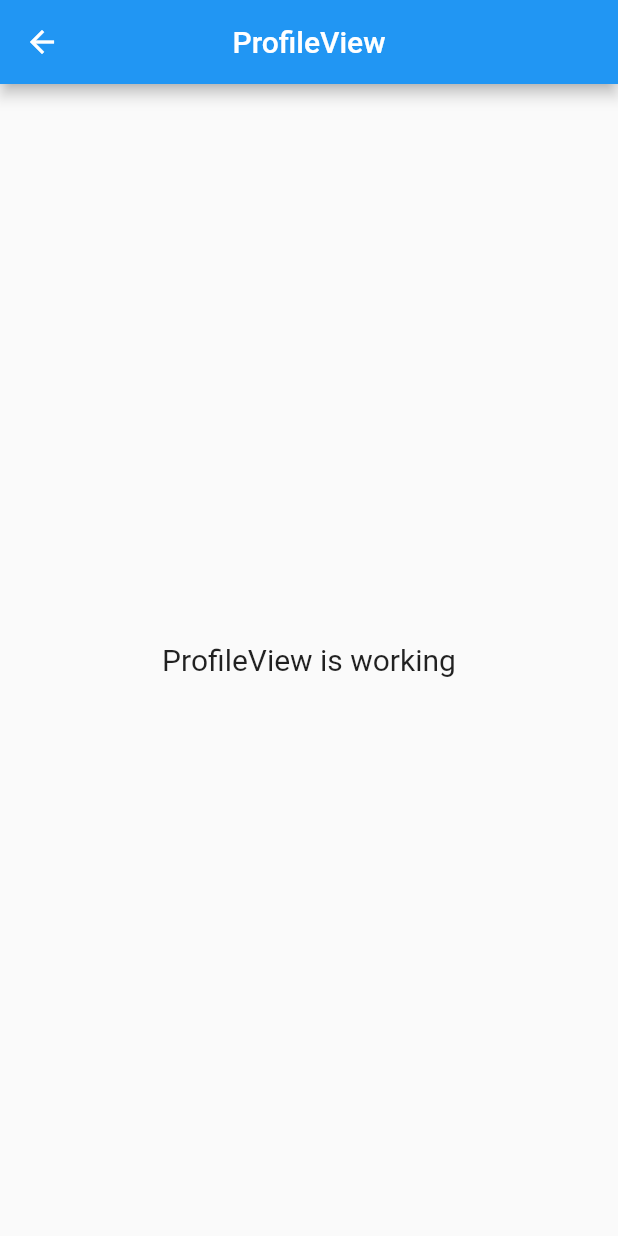
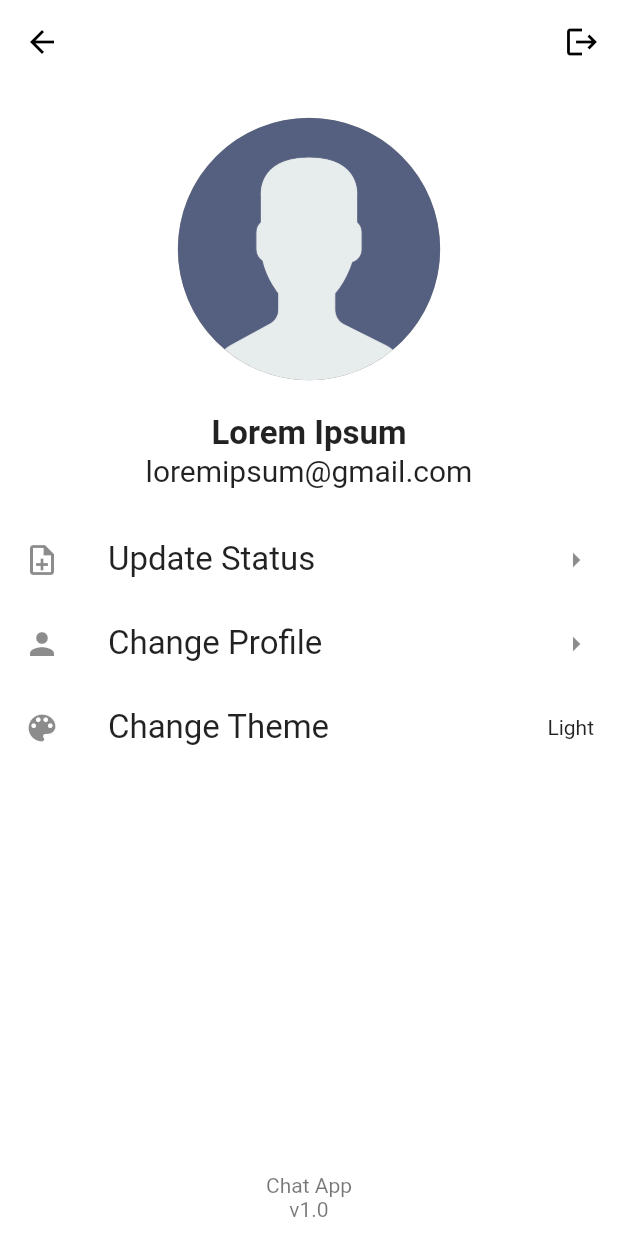
Before and after one commit to AgungLi/Chat-App, a Flutter app: the ProfileView screen opened by its route, on a phone screen of 412 x 824 dp. Run offline on Flutter 3.47's test engine with Material 2 defaults, Android fonts, the phone set to English and light mode, and no system bars; drawn by our look-alikes of avatar_glow; our stand-ins replace firebase_core, get, introduction_screen, lottie; accounts and stored records are empty; project files that could hold a hidden picture were left out.

Commit message:
Create Profile Screen

```diff
--- a/lib/app/modules/profile/views/profile_view.dart
+++ b/lib/app/modules/profile/views/profile_view.dart
@@ -1,3 +1,4 @@
+import 'package:avatar_glow/avatar_glow.dart';
 import 'package:flutter/material.dart';
 
 import 'package:get/get.dart';
@@ -8,16 +9,115 @@ class ProfileView extends GetView<ProfileController> {
   @override
   Widget build(BuildContext context) {
     return Scaffold(
-      appBar: AppBar(
-        title: Text('ProfileView'),
-        centerTitle: true,
-      ),
-      body: Center(
-        child: Text(
-          'ProfileView is working',
-          style: TextStyle(fontSize: 20),
+        backgroundColor: Colors.white,
+        appBar: AppBar(
+          elevation: 0,
+          backgroundColor: Colors.white,
+          leading: IconButton(
+            icon: Icon(
+              Icons.arrow_back,
+              color: Colors.black,
+            ),
+            onPressed: () {},
+          ),
+          actions: [
+            IconButton(
+              onPressed: () {},
+              icon: Icon(
+                Icons.logout,
+                color: Colors.black,
+              ),
+            ),
+          ],
         ),
-      ),
-    );
+        body: Column(
+          children: [
+            Container(
+              child: Column(
+                children: [
+                  AvatarGlow(
+                    endRadius: 110,
+                    glowColor: Colors.black,
+                    duration: Duration(seconds: 2),
+                    child: Container(
+                      margin: EdgeInsets.all(15),
+                      width: 175,
+                      height: 175,
+                      decoration: BoxDecoration(
+                        color: Colors.black38,
+                        borderRadius: BorderRadius.circular(100),
+                        image: DecorationImage(
+                            image: AssetImage("assets/logo/noimage.png"),
+                            fit: BoxFit.cover),
+                      ),
+                    ),
+                  ),
+                  Text(
+                    "Lorem Ipsum",
+                    style: TextStyle(
+                      fontSize: 22,
+                      fontWeight: FontWeight.bold,
+                    ),
+                    textAlign: TextAlign.center,
+                  ),
+                  Text(
+                    "loremipsum@gmail.com",
+                    style: TextStyle(
+                      fontSize: 20,
+                    ),
+                    textAlign: TextAlign.center,
+                  ),
+                ],
+              ),
+            ),
+            SizedBox(height: 20),
+            Expanded(
+              child: Container(
+                child: Column(
+                  children: [
+                    ListTile(
+                      onTap: () {},
+                      leading: Icon(Icons.note_add_outlined),
+                      title: Text(
+                        "Update Status",
+                        style: TextStyle(fontSize: 22),
+                      ),
+                      trailing: Icon(Icons.arrow_right),
+                    ),
+                    ListTile(
+                      onTap: () {},
+                      leading: Icon(Icons.person),
+                      title: Text(
+                        "Change Profile",
+                        style: TextStyle(fontSize: 22),
+                      ),
+                      trailing: Icon(Icons.arrow_right),
+                    ),
+                    ListTile(
+                      onTap: () {},
+                      leading: Icon(Icons.color_lens),
+                      title: Text(
+                        "Change Theme",
+                        style: TextStyle(fontSize: 22),
+                      ),
+                      trailing: Text("Light"),
+                    ),
+                  ],
+                ),
+              ),
+            ),
+            Container(
+              margin: EdgeInsets.only(
+                  bottom: context.mediaQueryPadding.bottom + 10),
+              child: Column(
+                mainAxisAlignment: MainAxisAlignment.center,
+                children: [
+                  Text("Chat App", style: TextStyle(color: Colors.black54)),
+                  Text("v1.0", style: TextStyle(color: Colors.black54)),
+                ],
+              ),
+            ),
+          ],
+        ));
   }
 }
--- a/lib/main.dart
+++ b/lib/main.dart
@@ -29,7 +29,7 @@ class MyApp extends StatelessWidget {
         if (snapshot.connectionState == ConnectionState.done) {
           return GetMaterialApp(
             title: "ChatApp",
-            initialRoute: Routes.SEARCH,
+            initialRoute: Routes.PROFILE,
             getPages: AppPages.routes,
           );
           //   return FutureBuilder(
--- a/pubspec.yaml
+++ b/pubspec.yaml
@@ -13,6 +13,7 @@ dependencies:
   firebase_auth: 3.1.0
   lottie: 1.1.0
   introduction_screen: 2.1.0
+  avatar_glow: 2.0.1
   flutter:
     sdk: flutter
 
```
Also changed, not shown: pubspec.lock.
